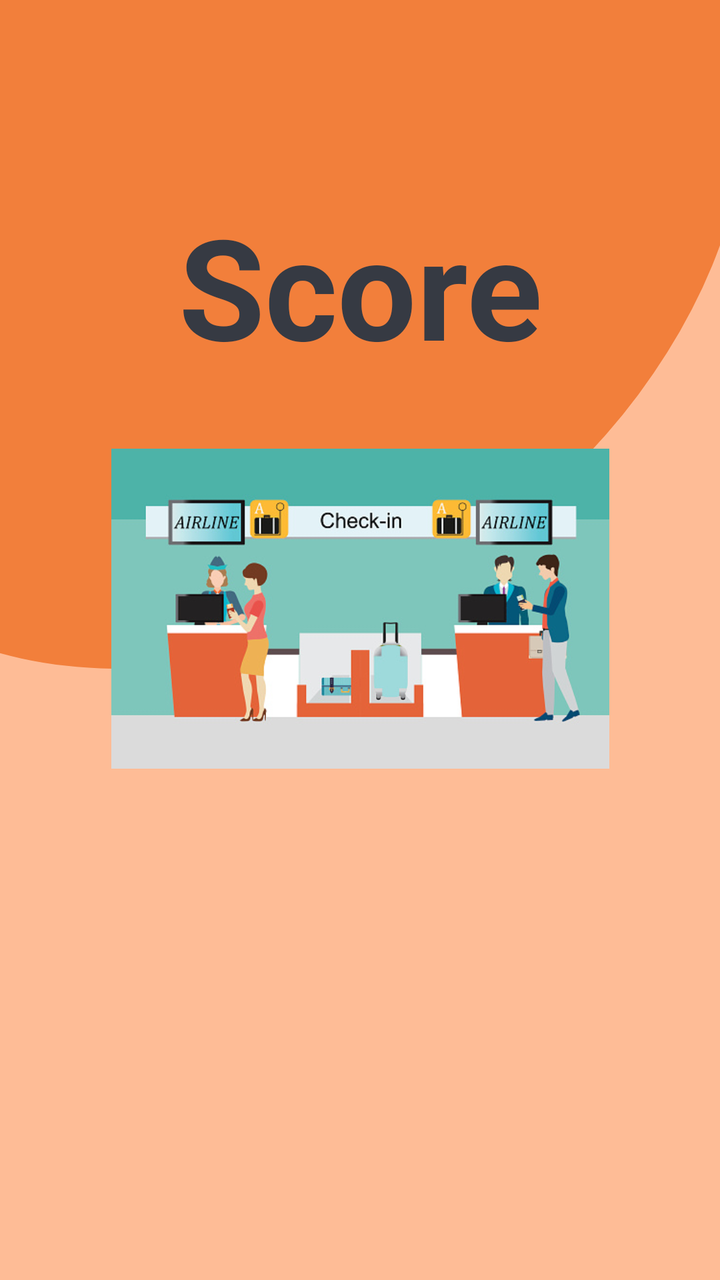
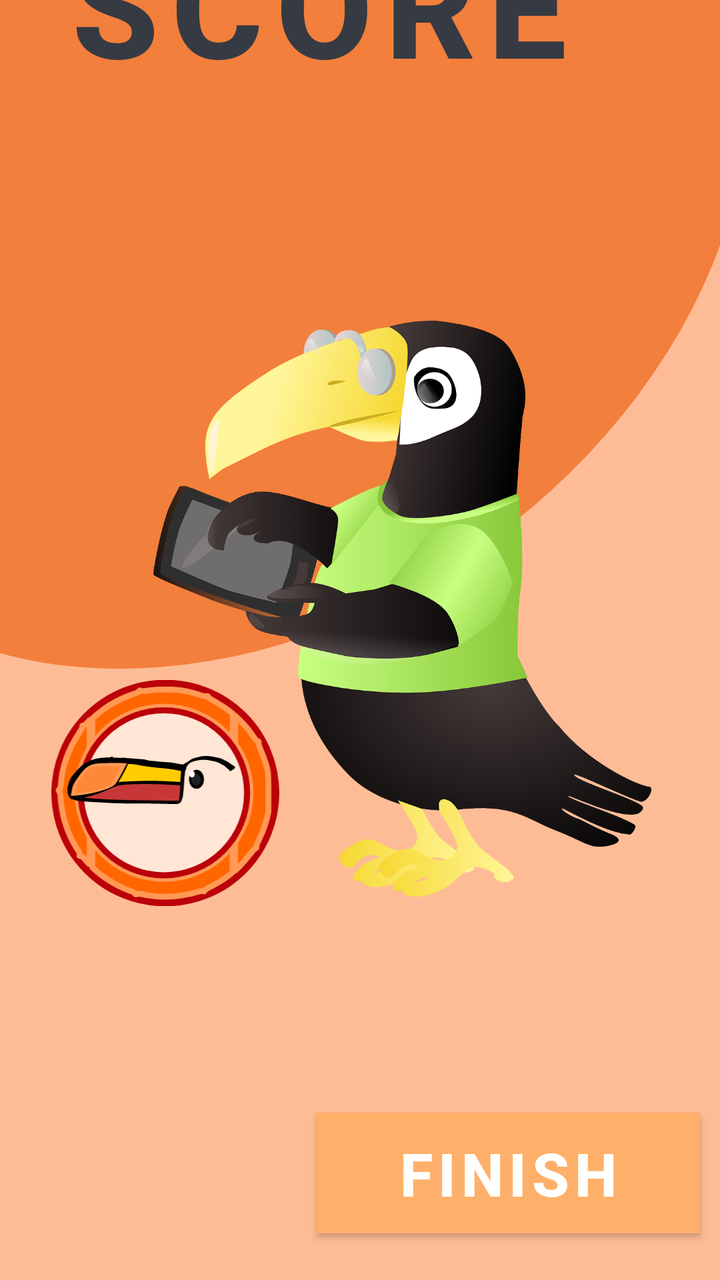

Screens rendered from an Android XML layout before and after an edit, with the pre-edit source and the edit as a unified diff.
<!-- AndroidManifest.xml: application theme AppTheme -->
<!-- res/layout/results.xml -->
<?xml version="1.0" encoding="utf-8"?>
<LinearLayout xmlns:android="http://schemas.android.com/apk/res/android"
    xmlns:app="http://schemas.android.com/apk/res-auto"
    xmlns:tools="http://schemas.android.com/tools"
    android:layout_width="match_parent"
    android:layout_height="match_parent"
    android:fillViewport="true"
    android:padding="40dp"
    android:gravity="center_horizontal"
    android:background="@drawable/background"
    tools:context=".activities.QuizActivity">

    <LinearLayout
        android:layout_width="385dp"
        android:layout_height="694dp"
        android:gravity="center"
        android:orientation="vertical"
        android:padding="15dp">

        <TextView
            android:id="@+id/score"
            android:layout_width="265dp"
            android:layout_height="wrap_content"
            android:layout_margin="10dp"
            android:gravity="center"
            android:text="@string/score"
            android:textColor="#363A43"
            android:textSize="70sp"
            android:textStyle="bold" />

        <ImageView
            android:id="@+id/imageScore"
            android:layout_width="249dp"
            android:layout_height="200dp"
            android:layout_marginTop="5dp"
            android:contentDescription="@string/character"
            android:src="@drawable/airport" />

        <TextView
            android:id="@+id/score_is"
            android:layout_width="339dp"
            android:layout_height="82dp"
            android:layout_margin="10dp"
            android:gravity="center"
            android:text=""
            android:textColor="#363A43"
            android:textSize="25sp"
            android:textStyle="bold" />

        <TextView
            android:id="@+id/earned_amount"
            android:layout_width="345dp"
            android:layout_height="81dp"
            android:layout_margin="10dp"
            android:gravity="center"
            android:text=""
            android:textColor="#363A43"
            android:textSize="25sp"
            android:textStyle="bold" />

        <Button
            android:id="@+id/btn_finish"
            android:layout_width="192dp"
            android:layout_height="wrap_content"
            android:layout_margin="10dp"
            android:background="@color/colorPrimary"
            android:backgroundTint="@android:color/holo_orange_light"
            android:text="@string/finish"
            android:textColor="@android:color/white"
            android:textSize="30sp"
            android:textStyle="bold" />


    </LinearLayout>

</LinearLayout>
<!-- resources referenced by this layout -->
<resources>
  <color name="colorPrimary">#FEB06A</color>
  <!-- drawable airport: jpg bitmap (drawable, 58313 bytes) -->
  <!-- drawable background: png bitmap (drawable-hdpi, 16928 bytes) -->
  <string name="character">character</string>
  <string name="finish">Finish</string>
  <string name="score">Score</string>
  <style name="AppTheme" parent="Theme.MaterialComponents.Light.NoActionBar">
          
          <item name="colorPrimary">@color/colorPrimary</item>
          <item name="colorPrimaryDark">@color/colorPrimaryDark</item>
          <item name="colorAccent">@color/colorAccent</item>
      </style>
  <color name="colorPrimaryDark">#3700B3</color>
  <color name="colorAccent">#da5d03</color>
</resources>

<!-- the commit's change to res/layout/results.xml (unified diff, before → after) -->
@@ -3,74 +3,132 @@
     xmlns:app="http://schemas.android.com/apk/res-auto"
     xmlns:tools="http://schemas.android.com/tools"
     android:layout_width="match_parent"
+    android:noHistory="true"
     android:layout_height="match_parent"
     android:fillViewport="true"
-    android:padding="40dp"
+    android:padding="0dp"
     android:gravity="center_horizontal"
     android:background="@drawable/background"
     tools:context=".activities.QuizActivity">
 
-    <LinearLayout
-        android:layout_width="385dp"
-        android:layout_height="694dp"
-        android:gravity="center"
-        android:orientation="vertical"
-        android:padding="15dp">
+
+    <androidx.constraintlayout.widget.ConstraintLayout
+        android:layout_width="match_parent"
+        android:layout_height="match_parent">
+
 
         <TextView
             android:id="@+id/score"
             android:layout_width="265dp"
             android:layout_height="wrap_content"
             android:layout_margin="10dp"
+            android:layout_marginStart="65dp"
+            android:layout_marginTop="49dp"
+            android:layout_marginEnd="136dp"
+            android:layout_marginBottom="74dp"
             android:gravity="center"
             android:text="@string/score"
+            android:textAppearance="@style/TextAppearance.MaterialComponents.Button"
             android:textColor="#363A43"
             android:textSize="70sp"
-            android:textStyle="bold" />
+            android:textStyle="bold"
+            app:layout_constraintBottom_toTopOf="@+id/score_is"
+            app:layout_constraintEnd_toEndOf="parent"
+            app:layout_constraintHorizontal_bias="0.232"
+            app:layout_constraintStart_toStartOf="parent"
+            app:layout_constraintTop_toTopOf="parent" />
 
         <ImageView
             android:id="@+id/imageScore"
-            android:layout_width="249dp"
-            android:layout_height="200dp"
-            android:layout_marginTop="5dp"
+            android:layout_width="313dp"
+            android:layout_height="288dp"
+            android:layout_marginStart="81dp"
+            android:layout_marginEnd="81dp"
+            android:layout_marginBottom="20dp"
             android:contentDescription="@string/character"
-            android:src="@drawable/airport" />
+            android:src="@drawable/toukansmart"
+            app:layout_constraintBottom_toTopOf="@+id/earned_amount"
+            app:layout_constraintEnd_toEndOf="parent"
+            app:layout_constraintHorizontal_bias="0.317"
+            app:layout_constraintStart_toStartOf="parent"
+            app:layout_constraintTop_toBottomOf="@+id/score_is" />
+
+        <ImageView
+            android:id="@+id/imageTouken"
+            android:layout_width="130dp"
+            android:layout_height="113dp"
+            android:layout_marginStart="24dp"
+            android:contentDescription="@string/character"
+            app:layout_constraintBottom_toBottomOf="parent"
+            app:layout_constraintEnd_toStartOf="@+id/imageScore"
+            app:layout_constraintHorizontal_bias="0.06"
+            app:layout_constraintStart_toStartOf="parent"
+            app:layout_constraintTop_toTopOf="parent"
+            app:layout_constraintVertical_bias="0.645"
+            app:srcCompat="@drawable/ic_tokendrawinglogo" />
 
         <TextView
             android:id="@+id/score_is"
             android:layout_width="339dp"
             android:layout_height="82dp"
             android:layout_margin="10dp"
+            android:layout_marginStart="39dp"
+            android:layout_marginTop="36dp"
+            android:layout_marginEnd="62dp"
             android:gravity="center"
             android:text=""
             android:textColor="#363A43"
-            android:textSize="25sp"
-            android:textStyle="bold" />
+            android:textSize="24sp"
+            android:textStyle="bold"
+            app:layout_constraintBottom_toTopOf="@+id/imageScore"
+            app:layout_constraintEnd_toEndOf="parent"
+            app:layout_constraintHorizontal_bias="0.0"
+            app:layout_constraintStart_toStartOf="parent"
+            app:layout_constraintTop_toBottomOf="@+id/score" />
 
         <TextView
             android:id="@+id/earned_amount"
-            android:layout_width="345dp"
-            android:layout_height="81dp"
+            android:layout_width="368dp"
+            android:layout_height="123dp"
             android:layout_margin="10dp"
+            android:layout_marginStart="33dp"
+            android:layout_marginTop="5dp"
+            android:layout_marginEnd="56dp"
+            android:layout_marginBottom="40dp"
             android:gravity="center"
             android:text=""
             android:textColor="#363A43"
-            android:textSize="25sp"
-            android:textStyle="bold" />
+            android:textSize="24sp"
+            android:textStyle="bold"
+            app:layout_constraintBottom_toTopOf="@+id/btn_finish"
+            app:layout_constraintEnd_toEndOf="parent"
+            app:layout_constraintHorizontal_bias="0.328"
+            app:layout_constraintStart_toStartOf="parent"
+            app:layout_constraintTop_toBottomOf="@+id/imageScore" />
 
         <Button
             android:id="@+id/btn_finish"
             android:layout_width="192dp"
             android:layout_height="wrap_content"
             android:layout_margin="10dp"
+            android:layout_marginStart="210dp"
+            android:layout_marginTop="190dp"
+            android:layout_marginEnd="110dp"
+            android:layout_marginBottom="20dp"
             android:background="@color/colorPrimary"
             android:backgroundTint="@android:color/holo_orange_light"
             android:text="@string/finish"
             android:textColor="@android:color/white"
             android:textSize="30sp"
-            android:textStyle="bold" />
+            android:textStyle="bold"
+            app:layout_constraintBottom_toBottomOf="parent"
+            app:layout_constraintEnd_toEndOf="parent"
+            app:layout_constraintHorizontal_bias="1.0"
+            app:layout_constraintStart_toStartOf="parent"
+            app:layout_constraintTop_toBottomOf="@+id/imageTouken"
+            app:layout_constraintVertical_bias="0.875" />
 
 
-    </LinearLayout>
+    </androidx.constraintlayout.widget.ConstraintLayout>
 
 </LinearLayout>
<!-- resource entries referenced after the edit -->
@@ -1,8 +1,9 @@
 <!-- resources referenced by this layout -->
 <resources>
   <color name="colorPrimary">#FEB06A</color>
-  <!-- drawable airport: jpg bitmap (drawable, 58313 bytes) -->
   <!-- drawable background: png bitmap (drawable-hdpi, 16928 bytes) -->
+  <!-- drawable ic_tokendrawinglogo: vector/xml drawable (drawable, 37741 chars, omitted) -->
+  <!-- drawable toukansmart: png bitmap (drawable, 292618 bytes) -->
   <string name="character">character</string>
   <string name="finish">Finish</string>
   <string name="score">Score</string>
@@ -11,8 +12,9 @@
           <item name="colorPrimary">@color/colorPrimary</item>
           <item name="colorPrimaryDark">@color/colorPrimaryDark</item>
           <item name="colorAccent">@color/colorAccent</item>
+          
       </style>
-  <color name="colorPrimaryDark">#3700B3</color>
+  <color name="colorPrimaryDark">#FC9356</color>
   <color name="colorAccent">#da5d03</color>
 </resources>
 
